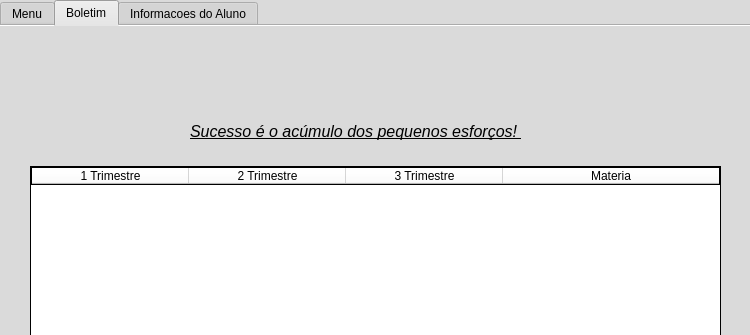
vitoradsp/academicsys, file menu-aluno.ui: the form before one commit; both pictures show x 0 to 750 and y 0 to 335 of the 750 by 543 pixel window.
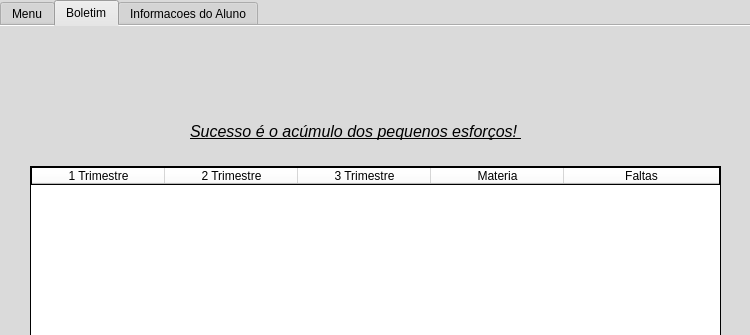
The form after the commit. The open tabs and pages were chosen to show the change. Icons and pictures are not drawn.

What changed in the file:
```diff
--- a/menu-aluno.ui
+++ b/menu-aluno.ui
@@ -265,7 +265,7 @@
 </string>
       </property>
       <attribute name="horizontalHeaderDefaultSectionSize">
-       <number>157</number>
+       <number>133</number>
       </attribute>
       <attribute name="horizontalHeaderStretchLastSection">
        <bool>true</bool>
@@ -293,6 +293,11 @@
         <string>Materia</string>
        </property>
       </column>
+      <column>
+       <property name="text">
+        <string>Faltas</string>
+       </property>
+      </column>
      </widget>
      <widget class="QLabel" name="labelstatusboletim">
       <property name="geometry">
```
Left out of the diff: 2 changed lines with no effect on the pictures.
